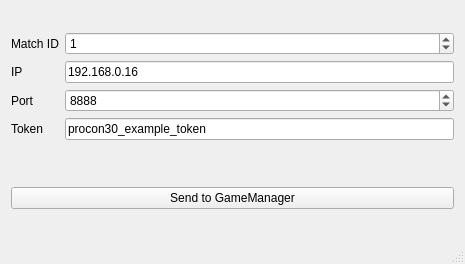
Qt form Takao/takao.ui (tnct-spc/procon2019-comp) before a commit.
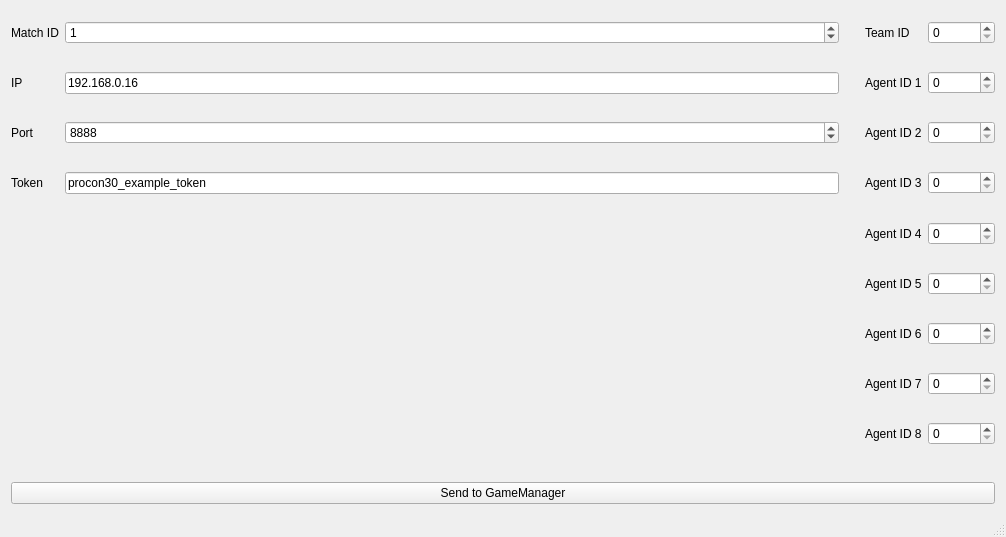
The same form after that commit.

Commit message: [add]TeamID,AgentIDの入力欄を追加

```diff
--- a/Takao/takao.ui
+++ b/Takao/takao.ui
@@ -6,8 +6,8 @@
    <rect>
     <x>0</x>
     <y>0</y>
-    <width>465</width>
-    <height>264</height>
+    <width>1006</width>
+    <height>537</height>
    </rect>
   </property>
   <property name="sizePolicy">
@@ -22,87 +22,320 @@
   <widget class="QWidget" name="centralWidget">
    <layout class="QVBoxLayout" name="verticalLayout_2">
     <item>
-     <layout class="QVBoxLayout" name="verticalLayout">
-      <property name="spacing">
-       <number>1</number>
-      </property>
-      <property name="sizeConstraint">
-       <enum>QLayout::SetNoConstraint</enum>
-      </property>
-      <item>
-       <layout class="QGridLayout" name="gridLayout">
-        <item row="1" column="1">
-         <widget class="QLineEdit" name="IP">
-          <property name="text">
-           <string>192.168.0.16</string>
-          </property>
-         </widget>
-        </item>
-        <item row="1" column="0">
-         <widget class="QLabel" name="label">
-          <property name="text">
-           <string>IP</string>
-          </property>
-         </widget>
-        </item>
-        <item row="0" column="0">
-         <widget class="QLabel" name="label_2">
-          <property name="text">
-           <string>Match ID</string>
-          </property>
-         </widget>
-        </item>
-        <item row="2" column="0">
-         <widget class="QLabel" name="label_3">
-          <property name="text">
-           <string>Port</string>
-          </property>
-         </widget>
-        </item>
-        <item row="3" column="1">
-         <widget class="QLineEdit" name="Token">
-          <property name="text">
-           <string>procon30_example_token</string>
-          </property>
-         </widget>
-        </item>
-        <item row="3" column="0">
-         <widget class="QLabel" name="label_4">
-          <property name="text">
-           <string>Token</string>
-          </property>
-         </widget>
-        </item>
-        <item row="0" column="1">
-         <widget class="QSpinBox" name="MatchID">
-          <property name="maximum">
-           <number>1000000000</number>
-          </property>
-          <property name="value">
-           <number>1</number>
-          </property>
-         </widget>
-        </item>
-        <item row="2" column="1">
-         <widget class="QSpinBox" name="Port">
-          <property name="suffix">
-           <string/>
-          </property>
-          <property name="prefix">
-           <string/>
-          </property>
-          <property name="minimum">
-           <number>0</number>
-          </property>
-          <property name="maximum">
-           <number>1000000000</number>
-          </property>
-          <property name="value">
-           <number>8888</number>
-          </property>
-         </widget>
-        </item>
-       </layout>
+     <layout class="QGridLayout" name="gridLayout"/>
+    </item>
+    <item>
+     <layout class="QGridLayout" name="gridLayout_3">
+      <item row="2" column="4">
+       <widget class="QLabel" name="label_5">
+        <property name="text">
+         <string>Agent ID 2</string>
+        </property>
+       </widget>
+      </item>
+      <item row="2" column="0">
+       <widget class="QLabel" name="label_11">
+        <property name="text">
+         <string>Port</string>
+        </property>
+       </widget>
+      </item>
+      <item row="3" column="0">
+       <widget class="QLabel" name="label_12">
+        <property name="text">
+         <string>Token</string>
+        </property>
+       </widget>
+      </item>
+      <item row="0" column="3">
+       <spacer name="verticalSpacer_5">
+        <property name="orientation">
+         <enum>Qt::Vertical</enum>
+        </property>
+        <property name="sizeHint" stdset="0">
+         <size>
+          <width>20</width>
+          <height>40</height>
+         </size>
+        </property>
+       </spacer>
+      </item>
+      <item row="6" column="4">
+       <widget class="QLabel" name="label_9">
+        <property name="text">
+         <string>Agent ID 6</string>
+        </property>
+       </widget>
+      </item>
+      <item row="8" column="5">
+       <widget class="QSpinBox" name="AgentID8">
+        <property name="maximum">
+         <number>1000000000</number>
+        </property>
+       </widget>
+      </item>
+      <item row="5" column="3">
+       <spacer name="verticalSpacer_6">
+        <property name="orientation">
+         <enum>Qt::Vertical</enum>
+        </property>
+        <property name="sizeHint" stdset="0">
+         <size>
+          <width>20</width>
+          <height>40</height>
+         </size>
+        </property>
+       </spacer>
+      </item>
+      <item row="0" column="5">
+       <widget class="QSpinBox" name="TeamID">
+        <property name="maximum">
+         <number>1000000000</number>
+        </property>
+       </widget>
+      </item>
+      <item row="6" column="3">
+       <spacer name="verticalSpacer_7">
+        <property name="orientation">
+         <enum>Qt::Vertical</enum>
+        </property>
+        <property name="sizeHint" stdset="0">
+         <size>
+          <width>20</width>
+          <height>40</height>
+         </size>
+        </property>
+       </spacer>
+      </item>
+      <item row="1" column="0">
+       <widget class="QLabel" name="label_10">
+        <property name="text">
+         <string>IP</string>
+        </property>
+       </widget>
+      </item>
+      <item row="3" column="3">
+       <spacer name="verticalSpacer_2">
+        <property name="orientation">
+         <enum>Qt::Vertical</enum>
+        </property>
+        <property name="sizeHint" stdset="0">
+         <size>
+          <width>20</width>
+          <height>40</height>
+         </size>
+        </property>
+       </spacer>
+      </item>
+      <item row="1" column="3">
+       <spacer name="verticalSpacer_4">
+        <property name="orientation">
+         <enum>Qt::Vertical</enum>
+        </property>
+        <property name="sizeHint" stdset="0">
+         <size>
+          <width>20</width>
+          <height>40</height>
+         </size>
+        </property>
+       </spacer>
+      </item>
+      <item row="4" column="4">
+       <widget class="QLabel" name="label_3">
+        <property name="text">
+         <string>Agent ID 4</string>
+        </property>
+       </widget>
+      </item>
+      <item row="1" column="2">
+       <widget class="QLineEdit" name="IP">
+        <property name="maximumSize">
+         <size>
+          <width>16777215</width>
+          <height>16777215</height>
+         </size>
+        </property>
+        <property name="text">
+         <string>192.168.0.16</string>
+        </property>
+       </widget>
+      </item>
+      <item row="2" column="5">
+       <widget class="QSpinBox" name="AgentID2">
+        <property name="maximum">
+         <number>1000000000</number>
+        </property>
+       </widget>
+      </item>
+      <item row="1" column="5">
+       <widget class="QSpinBox" name="AgentID1">
+        <property name="maximum">
+         <number>1000000000</number>
+        </property>
+       </widget>
+      </item>
+      <item row="3" column="5">
+       <widget class="QSpinBox" name="AgentID3">
+        <property name="maximum">
+         <number>1000000000</number>
+        </property>
+       </widget>
+      </item>
+      <item row="7" column="4">
+       <widget class="QLabel" name="label_7">
+        <property name="text">
+         <string>Agent ID 7</string>
+        </property>
+       </widget>
+      </item>
+      <item row="3" column="4">
+       <widget class="QLabel" name="label_6">
+        <property name="text">
+         <string>Agent ID 3</string>
+        </property>
+       </widget>
+      </item>
+      <item row="4" column="3">
+       <spacer name="verticalSpacer">
+        <property name="orientation">
+         <enum>Qt::Vertical</enum>
+        </property>
+        <property name="sizeHint" stdset="0">
+         <size>
+          <width>20</width>
+          <height>40</height>
+         </size>
+        </property>
+       </spacer>
+      </item>
+      <item row="4" column="5">
+       <widget class="QSpinBox" name="AgentID4">
+        <property name="maximum">
+         <number>1000000000</number>
+        </property>
+       </widget>
+      </item>
+      <item row="1" column="4">
+       <widget class="QLabel" name="label_4">
+        <property name="text">
+         <string>Agent ID 1</string>
+        </property>
+       </widget>
+      </item>
+      <item row="6" column="5">
+       <widget class="QSpinBox" name="AgentID6">
+        <property name="maximum">
+         <number>1000000000</number>
+        </property>
+       </widget>
+      </item>
+      <item row="8" column="3">
+       <spacer name="verticalSpacer_9">
+        <property name="orientation">
+         <enum>Qt::Vertical</enum>
+        </property>
+        <property name="sizeHint" stdset="0">
+         <size>
+          <width>20</width>
+          <height>40</height>
+         </size>
+        </property>
+       </spacer>
+      </item>
+      <item row="0" column="0">
+       <widget class="QLabel" name="label">
+        <property name="text">
+         <string>Match ID</string>
+        </property>
+       </widget>
+      </item>
+      <item row="0" column="4">
+       <widget class="QLabel" name="label_2">
+        <property name="text">
+         <string>Team ID</string>
+        </property>
+       </widget>
+      </item>
+      <item row="2" column="2">
+       <widget class="QSpinBox" name="Port">
+        <property name="maximum">
+         <number>1000000000</number>
+        </property>
+        <property name="value">
+         <number>8888</number>
+        </property>
+       </widget>
+      </item>
+      <item row="2" column="3">
+       <spacer name="verticalSpacer_3">
+        <property name="orientation">
+         <enum>Qt::Vertical</enum>
+        </property>
+        <property name="sizeHint" stdset="0">
+         <size>
+          <width>20</width>
+          <height>40</height>
+         </size>
+        </property>
+       </spacer>
+      </item>
+      <item row="7" column="5">
+       <widget class="QSpinBox" name="AgentID7">
+        <property name="maximum">
+         <number>1000000000</number>
+        </property>
+       </widget>
+      </item>
+      <item row="7" column="3">
+       <spacer name="verticalSpacer_8">
+        <property name="orientation">
+         <enum>Qt::Vertical</enum>
+        </property>
+        <property name="sizeHint" stdset="0">
+         <size>
+          <width>20</width>
+          <height>40</height>
+         </size>
+        </property>
+       </spacer>
+      </item>
+      <item row="8" column="4">
+       <widget class="QLabel" name="label_13">
+        <property name="text">
+         <string>Agent ID 8</string>
+        </property>
+       </widget>
+      </item>
+      <item row="5" column="4">
+       <widget class="QLabel" name="label_8">
+        <property name="text">
+         <string>Agent ID 5</string>
+        </property>
+       </widget>
+      </item>
+      <item row="3" column="2">
+       <widget class="QLineEdit" name="Token">
+        <property name="text">
+         <string>procon30_example_token</string>
+        </property>
+       </widget>
+      </item>
+      <item row="5" column="5">
+       <widget class="QSpinBox" name="AgentID5">
+        <property name="maximum">
+         <number>1000000000</number>
+        </property>
+       </widget>
+      </item>
+      <item row="0" column="2">
+       <widget class="QSpinBox" name="MatchID">
+        <property name="maximum">
+         <number>1000000000</number>
+        </property>
+        <property name="value">
+         <number>1</number>
+        </property>
+       </widget>
       </item>
      </layout>
     </item>
```
Left out of the diff: 4 changed lines with no effect on the pictures.
